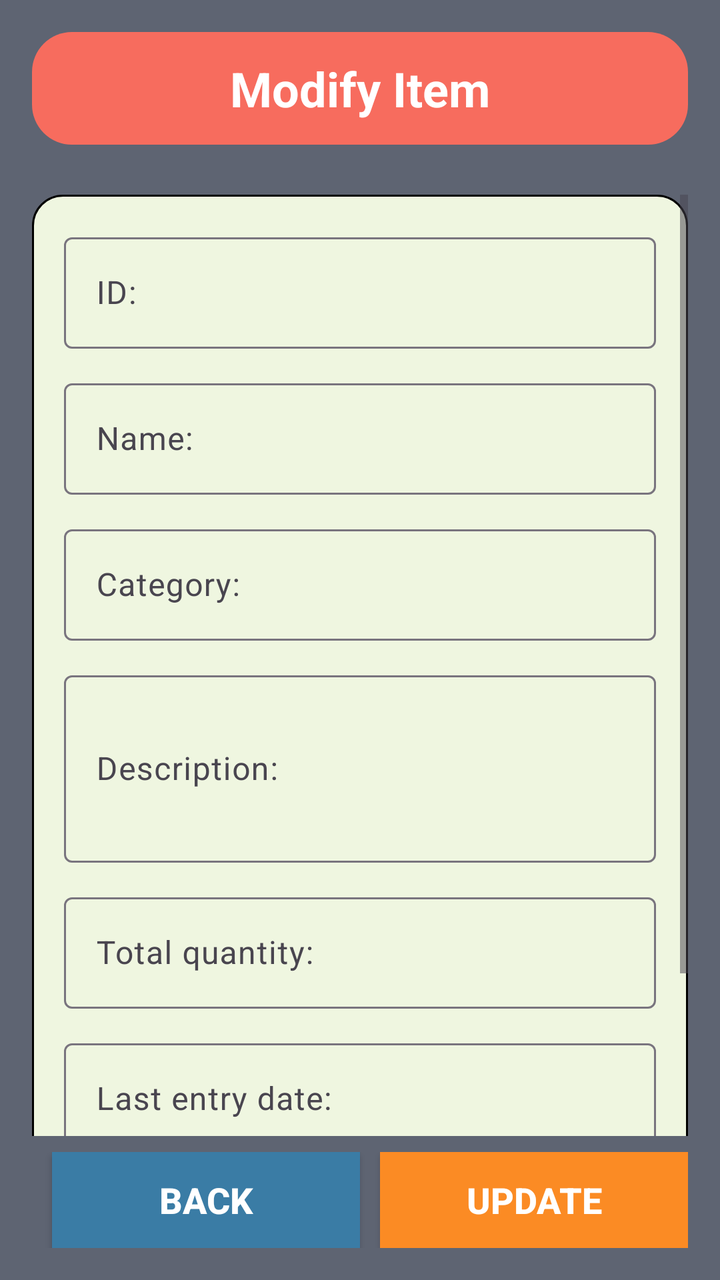
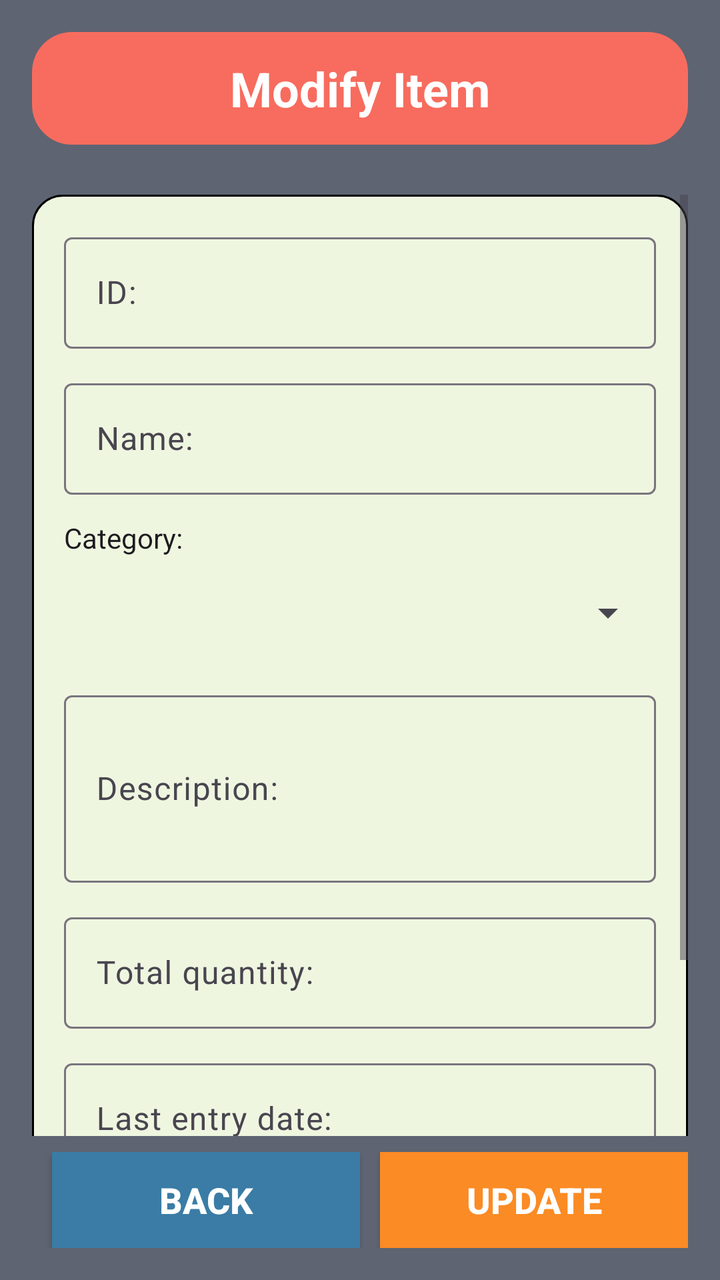

An Android layout rendered at two revisions. The XML below is the earlier revision; the diff shows what the commit changed to produce the second picture.
<!-- AndroidManifest.xml: application theme Theme.InventoryManagmentSystem -->
<!-- res/layout/updating_item.xml -->
<?xml version="1.0" encoding="utf-8"?>
<androidx.constraintlayout.widget.ConstraintLayout xmlns:android="http://schemas.android.com/apk/res/android"
    xmlns:app="http://schemas.android.com/apk/res-auto"
    android:layout_width="match_parent"
    android:layout_height="match_parent"
    android:background="#5e6472"
    android:padding="16dp">

    
    <TextView
        android:id="@+id/titleAdd"
        android:layout_width="0dp"
        android:layout_height="wrap_content"
        android:background="@drawable/shape_title"
        android:gravity="center"
        android:padding="12dp"
        android:text="@string/updating"
        android:textColor="@color/white"
        android:textSize="24sp"
        android:textStyle="bold"
        app:layout_constraintEnd_toEndOf="parent"
        app:layout_constraintStart_toStartOf="parent"
        app:layout_constraintTop_toTopOf="parent" />

    
    <ScrollView
        android:layout_width="0dp"
        android:layout_height="0dp"
        android:layout_marginTop="25dp"
        android:fillViewport="true"
        app:layout_constraintBottom_toTopOf="@id/buttons"
        app:layout_constraintEnd_toEndOf="parent"
        app:layout_constraintStart_toStartOf="parent"
        app:layout_constraintTop_toBottomOf="@id/titleAdd">

        <LinearLayout
            android:layout_width="match_parent"
            android:layout_height="wrap_content"
            android:background="@drawable/shape_decor_lv"
            android:orientation="vertical"
            android:padding="16dp">
            
            <com.google.android.material.textfield.TextInputLayout
                android:layout_width="match_parent"
                android:layout_height="wrap_content"
                android:hint="@string/id">

                <com.google.android.material.textfield.TextInputEditText
                    android:id="@+id/idItem"
                    android:layout_width="match_parent"
                    android:layout_height="wrap_content"
                    android:clickable="false"
                    android:focusable="false"
                    android:inputType="number" />


            </com.google.android.material.textfield.TextInputLayout>


            
            <com.google.android.material.textfield.TextInputLayout
                android:layout_width="match_parent"
                android:layout_height="wrap_content"
                android:layout_marginTop="12dp"
                android:hint="@string/name">

                <com.google.android.material.textfield.TextInputEditText
                    android:id="@+id/nameIt"
                    android:layout_width="match_parent"
                    android:layout_height="wrap_content"
                    android:inputType="textPersonName" />
            </com.google.android.material.textfield.TextInputLayout>

            
            <com.google.android.material.textfield.TextInputLayout
                android:layout_width="match_parent"
                android:layout_height="wrap_content"
                android:layout_marginTop="12dp"
                android:hint="@string/type">

                <com.google.android.material.textfield.TextInputEditText
                    android:id="@+id/categoryIt"
                    android:layout_width="match_parent"
                    android:layout_height="wrap_content"
                    android:inputType="text" />
            </com.google.android.material.textfield.TextInputLayout>

            
            <com.google.android.material.textfield.TextInputLayout
                android:layout_width="match_parent"
                android:layout_height="wrap_content"
                android:layout_marginTop="12dp"
                android:hint="@string/description">

                <com.google.android.material.textfield.TextInputEditText
                    android:id="@+id/descriptionIt"
                    android:layout_width="match_parent"
                    android:layout_height="wrap_content"
                    android:inputType="textMultiLine"
                    android:minLines="3" />
            </com.google.android.material.textfield.TextInputLayout>

            
            <com.google.android.material.textfield.TextInputLayout
                android:layout_width="match_parent"
                android:layout_height="wrap_content"
                android:layout_marginTop="12dp"
                android:hint="@string/quantity">

                <com.google.android.material.textfield.TextInputEditText
                    android:id="@+id/totalQuantityIt"
                    android:layout_width="match_parent"
                    android:layout_height="wrap_content"
                    android:clickable="false"
                    android:focusable="false"
                    android:inputType="number" />
            </com.google.android.material.textfield.TextInputLayout>

            
            <com.google.android.material.textfield.TextInputLayout
                android:layout_width="match_parent"
                android:layout_height="wrap_content"
                android:layout_marginTop="12dp"
                android:hint="@string/entry">

                <com.google.android.material.textfield.TextInputEditText
                    android:id="@+id/entryDateIt"
                    android:layout_width="match_parent"
                    android:layout_height="wrap_content"
                    android:clickable="false"
                    android:focusable="false"
                    android:inputType="date" />
            </com.google.android.material.textfield.TextInputLayout>

            
            <com.google.android.material.textfield.TextInputLayout
                android:layout_width="match_parent"
                android:layout_height="wrap_content"
                android:layout_marginTop="12dp"
                android:hint="@string/exit">

                <com.google.android.material.textfield.TextInputEditText
                    android:id="@+id/exitDateIt"
                    android:layout_width="match_parent"
                    android:layout_height="wrap_content"
                    android:clickable="false"
                    android:focusable="false"
                    android:inputType="date" />
            </com.google.android.material.textfield.TextInputLayout>

        </LinearLayout>
    </ScrollView>

    
    <LinearLayout
        android:id="@+id/buttons"
        android:layout_width="0dp"
        android:layout_height="wrap_content"
        android:orientation="horizontal"
        android:paddingTop="8dp"
        app:layout_constraintBottom_toBottomOf="parent"
        app:layout_constraintEnd_toEndOf="parent"
        app:layout_constraintStart_toStartOf="parent">

        <androidx.appcompat.widget.AppCompatButton
            android:id="@+id/btnBackUpdV"
            android:layout_width="wrap_content"
            android:layout_height="wrap_content"
            android:layout_marginHorizontal="10dp"
            android:layout_weight="1"
            android:background="#3a7ca5"
            android:text="@string/back"
            android:textColor="@color/white"
            android:textSize="18sp"
            android:textStyle="bold" />

        <androidx.appcompat.widget.AppCompatButton
            android:id="@+id/btnUpdate"
            android:layout_width="wrap_content"
            android:layout_height="wrap_content"
            android:layout_weight="1"
            android:background="#fb8b24"
            android:text="@string/update"
            android:textColor="@color/white"
            android:textSize="18sp"
            android:textStyle="bold" />
    </LinearLayout>

</androidx.constraintlayout.widget.ConstraintLayout>
<!-- resources referenced by this layout -->
<resources>
  <color name="white">#FFFFFFFF</color>
  <!-- drawable shape_decor_lv (drawable) -->
  <?xml version="1.0" encoding="utf-8"?>
  <shape xmlns:android="http://schemas.android.com/apk/res/android"
      android:shape="rectangle">
      <stroke
          android:width="1dp"
          android:color="@color/black" />
      <solid android:color="#eff6e0"/>
      <corners android:radius="15dp"/>
  </shape>
  <!-- drawable shape_title (drawable) -->
  <?xml version="1.0" encoding="utf-8"?>
  <shape xmlns:android="http://schemas.android.com/apk/res/android" android:shape="rectangle">
      <solid android:color="#f76c5e"/>
  
      <corners android:radius="20dp"/>
  </shape>
  <string name="back">Back</string>
  <string name="description">Description:</string>
  <string name="entry">Last entry date:</string>
  <string name="exit">Last exit date:</string>
  <string name="id">ID:</string>
  <string name="name">Name:</string>
  <string name="quantity">Total quantity:</string>
  <string name="type">Category:</string>
  <string name="update">Update</string>
  <string name="updating">Modify Item</string>
  <style name="Theme.InventoryManagmentSystem" parent="Base.Theme.InventoryManagmentSystem" />
  <color name="black">#FF000000</color>
  <style name="Base.Theme.InventoryManagmentSystem" parent="Theme.Material3.DayNight.NoActionBar">
          
          
      </style>
</resources>

<!-- the commit's change to res/layout/updating_item.xml (unified diff, before → after) -->
@@ -72,18 +72,19 @@
             </com.google.android.material.textfield.TextInputLayout>
 
             
-            <com.google.android.material.textfield.TextInputLayout
+            <TextView
+                android:layout_width="wrap_content"
+                android:layout_height="wrap_content"
+                android:layout_marginTop="12dp"
+                android:text="@string/type"
+                android:textColor="?android:attr/textColorPrimary"
+                android:textSize="14sp" />
+            <Spinner
+                android:id="@+id/spinnerCategory"
                 android:layout_width="match_parent"
                 android:layout_height="wrap_content"
-                android:layout_marginTop="12dp"
-                android:hint="@string/type">
-
-                <com.google.android.material.textfield.TextInputEditText
-                    android:id="@+id/categoryIt"
-                    android:layout_width="match_parent"
-                    android:layout_height="wrap_content"
-                    android:inputType="text" />
-            </com.google.android.material.textfield.TextInputLayout>
+                android:layout_marginTop="4dp"
+                android:minHeight="48dp" />
 
             
             <com.google.android.material.textfield.TextInputLayout
